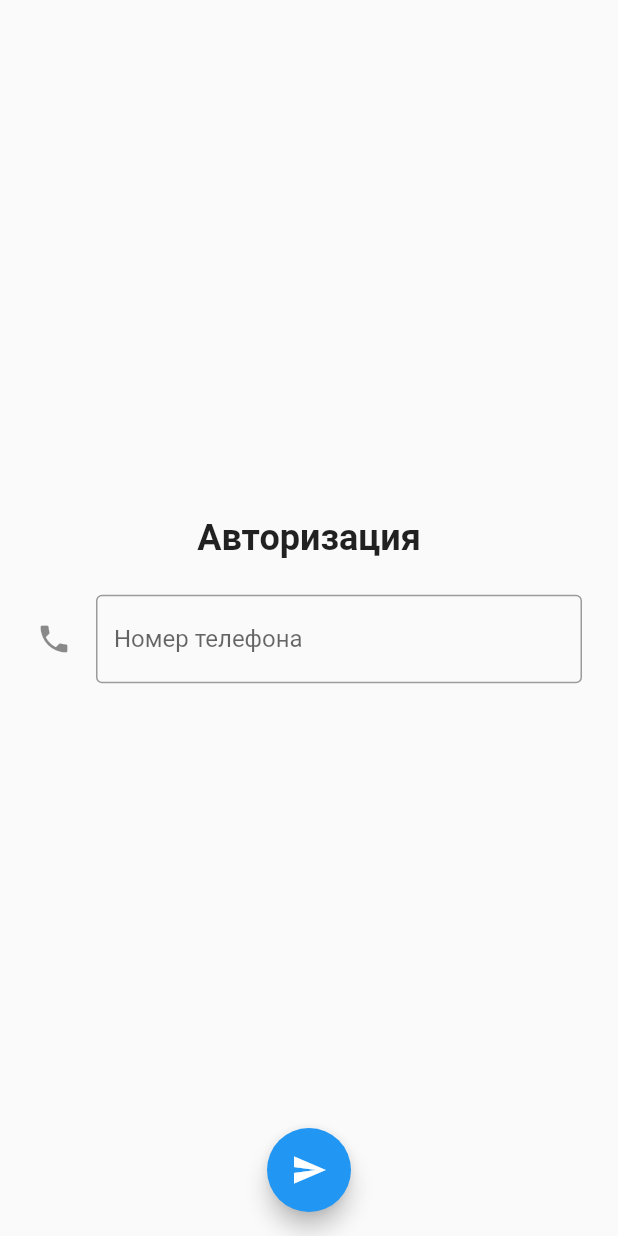
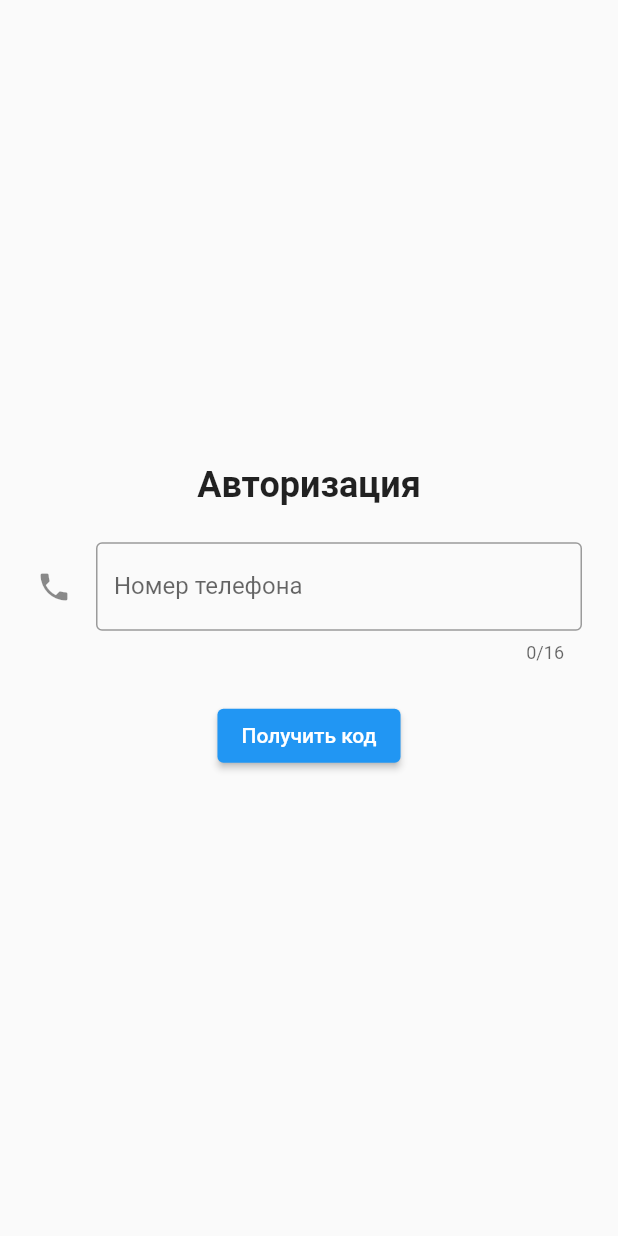
Before and after one commit to mso7nueh/SimpleEd, a Flutter app: the screen it shows after launch, on a phone screen of 412 x 824 dp. Run offline on Flutter 3.47's test engine with Material 2 defaults, Android fonts, the phone set to English and light mode, and no system bars; our stand-ins replace adaptive_theme, firebase_auth, firebase_core, mask_text_input_formatter; accounts and stored records are empty.

Commit message:
Commit 2

```diff
--- a/lib/main.dart
+++ b/lib/main.dart
@@ -1,18 +1,9 @@
 import 'package:flutter/cupertino.dart';
 import 'package:flutter/material.dart';
-import 'package:firebase_auth/firebase_auth.dart';
 import 'package:firebase_core/firebase_core.dart';
+import 'package:untitled/widgets/auth_phone.dart';
+import 'package:untitled/widgets/base.dart';
 import 'firebase_options.dart';
-import 'package:mask_text_input_formatter/mask_text_input_formatter.dart';
-import 'package:adaptive_theme/adaptive_theme.dart';
-
-TextEditingController phoneEditingController = TextEditingController();
-FirebaseAuth auth = FirebaseAuth.instance;
-
-var maskFormatter = MaskTextInputFormatter(
-    mask: '+7 ### ### ## ##',
-    filter: {"#": RegExp(r"[0-9]")},
-    type: MaskAutoCompletionType.lazy);
 
 void main() async {
   WidgetsFlutterBinding.ensureInitialized();
@@ -21,96 +12,7 @@ void main() async {
     options: DefaultFirebaseOptions.currentPlatform,
   );
 
-  runApp(const BaseWidget());
+  runApp(BaseWidget(
+    child: const AuthPhoneForm(),
+  ));
 }
-
-class BaseWidget extends StatefulWidget {
-  const BaseWidget({Key? key}) : super(key: key);
-
-  @override
-  State<BaseWidget> createState() => _BaseWidgetState();
-}
-
-class _BaseWidgetState extends State<BaseWidget> {
-  @override
-  Widget build(BuildContext context) {
-    return AdaptiveTheme(
-      light: ThemeData.light(),
-      dark: ThemeData.dark(),
-      initial: AdaptiveThemeMode.system,
-      builder: (light, dark) => MaterialApp(
-        theme: light,
-        darkTheme: dark,
-        debugShowCheckedModeBanner: false,
-        home: Scaffold(
-          floatingActionButton: FloatingActionButton(
-            backgroundColor: ThemeData().primaryColor,
-            child: const Icon(
-              Icons.send,
-              color: Colors.white,
-            ),
-            onPressed: () async {
-              await FirebaseAuth.instance.verifyPhoneNumber(
-                phoneNumber: phoneEditingController.text,
-                verificationCompleted: (PhoneAuthCredential credential) {},
-                verificationFailed: (FirebaseAuthException e) {
-                  if (e.code == 'invalid-phone-number') {
-                    print('The provided phone number is not valid.');
-                  }
-                },
-                codeSent: (String verificationId, int? resendToken) {},
-                codeAutoRetrievalTimeout: (String verificationId) {},
-              );
-            },
-          ),
-          floatingActionButtonLocation:
-              FloatingActionButtonLocation.centerFloat,
-          body: Column(
-            mainAxisAlignment: MainAxisAlignment.center,
-            children: const [
-              AuthForm(),
-            ],
-          ),
-        ),
-      ),
-    );
-  }
-}
-
-class AuthForm extends StatefulWidget {
-  const AuthForm({Key? key}) : super(key: key);
-
-  @override
-  State<AuthForm> createState() => _AuthFormState();
-}
-
-class _AuthFormState extends State<AuthForm> {
-  @override
-  Widget build(BuildContext context) {
-    return Column(
-      children: [
-        const Text(
-          'Авторизация',
-          style: TextStyle(
-            fontSize: 24,
-            fontWeight: FontWeight.bold,
-          ),
-        ),
-        Padding(
-          padding: const EdgeInsets.all(24.0),
-          child: TextFormField(
-            controller: phoneEditingController,
-            inputFormatters: [maskFormatter],
-            keyboardType: TextInputType.phone,
-            decoration: const InputDecoration(
-              icon: Icon(Icons.phone),
-              border: OutlineInputBorder(),
-              hintText: '+7',
-              labelText: 'Номер телефона',
-            ),
-          ),
-        ),
-      ],
-    );
-  }
-}
--- /dev/null
+++ b/lib/widgets/auth_phone.dart
@@ -0,0 +1,75 @@
+import 'package:firebase_auth/firebase_auth.dart';
+import 'package:flutter/material.dart';
+import 'package:mask_text_input_formatter/mask_text_input_formatter.dart';
+import 'package:untitled/widgets/base.dart';
+
+TextEditingController phoneEditingController = TextEditingController();
+FirebaseAuth auth = FirebaseAuth.instance;
+
+final maskFormatter = MaskTextInputFormatter(
+    mask: '+7 ### ### ## ##',
+    filter: {"#": RegExp(r"[0-9]")},
+    type: MaskAutoCompletionType.lazy);
+
+class AuthPhoneForm extends StatefulWidget {
+  const AuthPhoneForm({Key? key}) : super(key: key);
+
+  @override
+  State<AuthPhoneForm> createState() => _AuthPhoneFormState();
+}
+
+class _AuthPhoneFormState extends State<AuthPhoneForm> {
+  @override
+  Widget build(BuildContext context) {
+    return BaseWidget(
+      child: Scaffold(
+        appBar: AppBar(
+          toolbarHeight: 0,
+        ),
+        body: Column(
+          mainAxisAlignment: MainAxisAlignment.center,
+          children: [
+            const Text(
+              'Авторизация',
+              style: TextStyle(
+                fontSize: 24,
+                fontWeight: FontWeight.bold,
+              ),
+            ),
+            Padding(
+              padding: const EdgeInsets.all(24.0),
+              child: TextFormField(
+                maxLength: 16,
+                controller: phoneEditingController,
+                inputFormatters: [maskFormatter],
+                keyboardType: TextInputType.phone,
+                decoration: const InputDecoration(
+                  icon: Icon(Icons.phone),
+                  border: OutlineInputBorder(),
+                  hintText: '+7',
+                  labelText: 'Номер телефона',
+                ),
+              ),
+            ),
+            ElevatedButton(
+              onPressed: () async {
+                await auth.verifyPhoneNumber(
+                  phoneNumber: phoneEditingController.text,
+                  verificationCompleted: (PhoneAuthCredential credential) {},
+                  verificationFailed: (FirebaseAuthException e) {
+                    if (e.code == 'invalid-phone-number') {
+                      print('The provided phone number is not valid.');
+                    }
+                  },
+                  codeSent: (String verificationId, int? resendToken) {},
+                  codeAutoRetrievalTimeout: (String verificationId) {},
+                );
+              },
+              child: const Text('Получить код'),
+            ),
+          ],
+        ),
+      ),
+    );
+  }
+}
--- /dev/null
+++ b/lib/widgets/base.dart
@@ -0,0 +1,28 @@
+import 'package:adaptive_theme/adaptive_theme.dart';
+import 'package:flutter/material.dart';
+
+class BaseWidget extends StatefulWidget {
+  Widget child;
+
+  BaseWidget({Key? key, required this.child}) : super(key: key);
+
+  @override
+  State<BaseWidget> createState() => _BaseWidgetState();
+}
+
+class _BaseWidgetState extends State<BaseWidget> {
+  @override
+  Widget build(BuildContext context) {
+    return AdaptiveTheme(
+      light: ThemeData.light(),
+      dark: ThemeData.dark(),
+      initial: AdaptiveThemeMode.system,
+      builder: (light, dark) => MaterialApp(
+        theme: light,
+        darkTheme: dark,
+        debugShowCheckedModeBanner: false,
+        home: widget.child,
+      ),
+    );
+  }
+}
```
Also changed, not shown: lib/widgets/auth_code.dart (added, +53 -0 lines).
